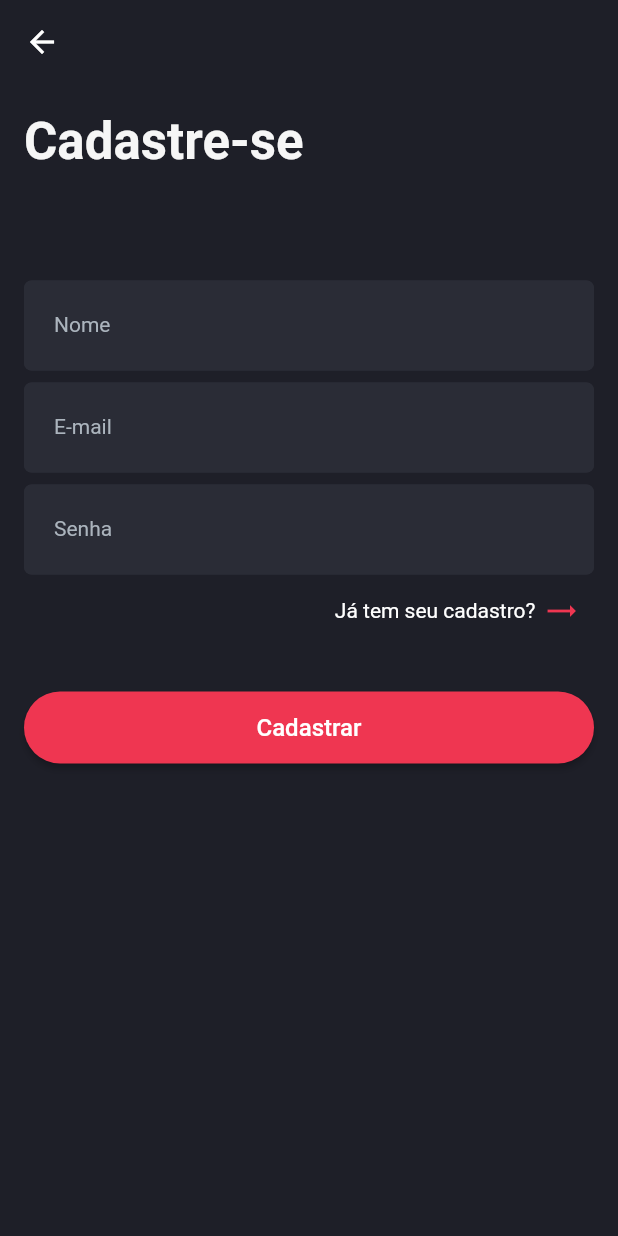
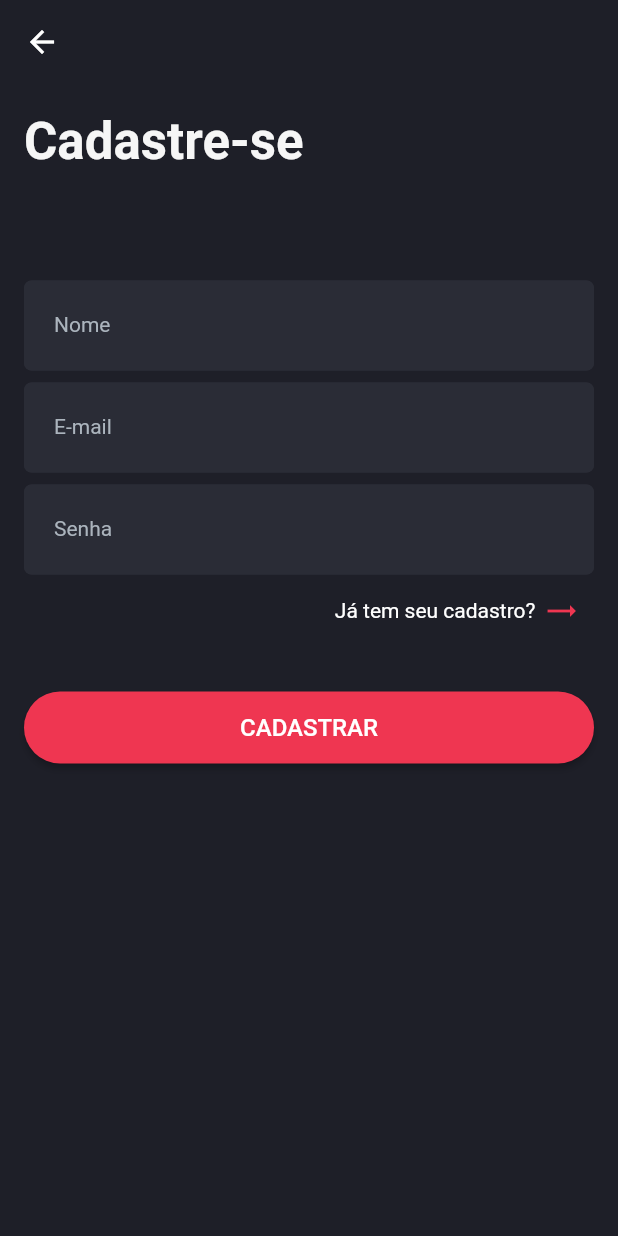
Before and after one commit to FelipeRRPereira/EcommerceApp, a Flutter app: the SignupPage screen opened directly, on a phone screen of 412 x 824 dp. Run offline on Flutter 3.47's test engine with Material 2 defaults, Android fonts, the phone set to English and light mode, and no system bars.

```diff
--- a/lib/views/signup_page.dart
+++ b/lib/views/signup_page.dart
@@ -43,7 +43,7 @@ class SignupPage extends StatelessWidget {
                       FieldComponent('Senha', null, null),
                       LinkComponent('Já tem seu cadastro?'),
                       SizedBox(height: 30),
-                      ButtonComponent('Cadastrar')
+                      ButtonComponent('CADASTRAR')
                     ],
                   )
                 ],
```
Also changed, not shown: 1 other file.
